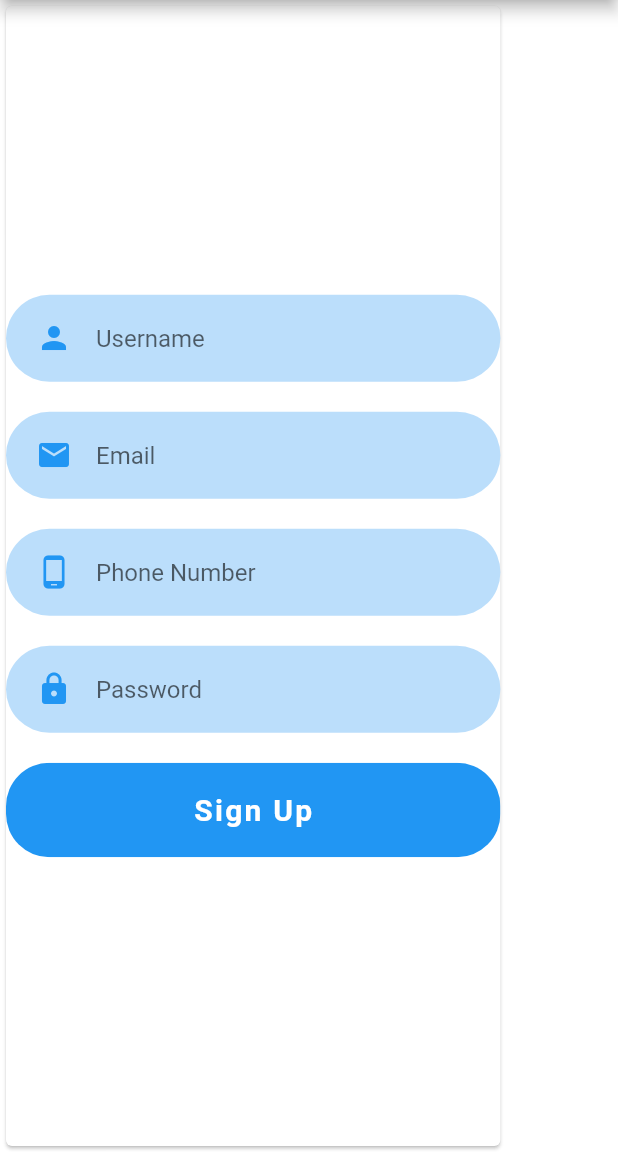
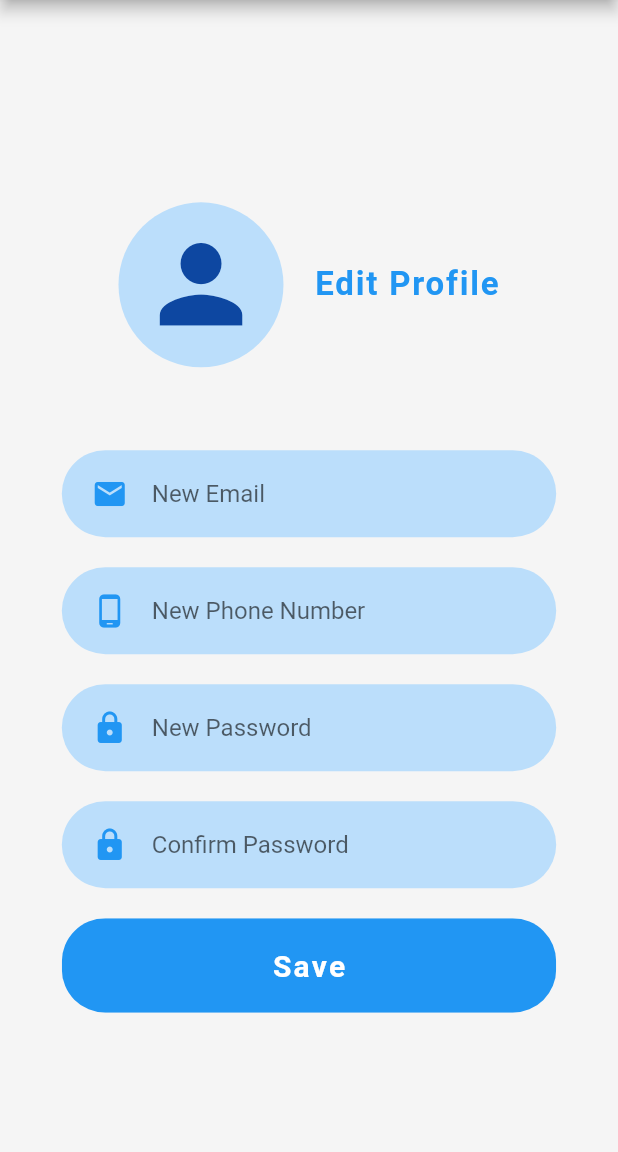
Before and after one commit to YouqinS/ADPProject-NokiaDC, a Flutter app: the Profile screen opened directly, after a tap on "Settings", on a phone screen of 412 x 824 dp, the part 84-1236 px from its top. Run offline on Flutter 3.47's test engine with Material 2 defaults, Android fonts, the phone set to English and light mode, and no system bars; our stand-ins replace image_picker.

Commit message:
settings page UI
*improve settings UI
*improve login/signup (added scroll to fix overflow bug)

```diff
--- a/RasPiFinder/lib/auth/login/login_page.dart
+++ b/RasPiFinder/lib/auth/login/login_page.dart
@@ -24,8 +24,8 @@ class LoginForm extends State<LoginPage> {
     Size size = MediaQuery.of(context).size;
     return Scaffold(
       appBar: piAppBar,
-      backgroundColor: Colors.white,
       body: Card(
+        color: Colors.grey[100],
         child: Form(
           key: formKey,
           child: Column(
@@ -41,6 +41,7 @@ class LoginForm extends State<LoginPage> {
                 validateInput: validateUsernameInput,
               ),
               PasswordInputField(
+                hintText: 'Password',
                 onSaved: (value) {
                   password = value;
                 },
--- a/RasPiFinder/lib/components/password_input_field.dart
+++ b/RasPiFinder/lib/components/password_input_field.dart
@@ -3,12 +3,16 @@ import 'package:flutter/material.dart';
 
 class PasswordInputField extends StatelessWidget {
   final FormFieldSetter<String> onSaved;
+  final ValueChanged<String> onChanged;
   final FormFieldValidator<String> validateInput;
+  final String hintText;
 
   PasswordInputField({
     Key key,
     this.onSaved,
     this.validateInput,
+    this.hintText,
+    this.onChanged,
   }) : super(key: key);
 
   @override
@@ -17,9 +21,10 @@ class PasswordInputField extends StatelessWidget {
       child: TextFormField(
         obscureText: true,
         onSaved: onSaved,
+        onChanged: onChanged,
         cursorColor: Colors.blue,
         decoration: InputDecoration(
-          hintText: "Password",
+          hintText: hintText,
           icon: Icon(
             Icons.lock,
             color: Colors.blue,
--- a/RasPiFinder/lib/home/home_page.dart
+++ b/RasPiFinder/lib/home/home_page.dart
@@ -5,7 +5,6 @@ import 'package:RasPiFinder/components/navigate.dart';
 import 'package:RasPiFinder/profile/profile.dart';
 import 'package:flutter/material.dart';
 import 'package:image_picker/image_picker.dart';
-import 'package:RasPiFinder/app_user/app_user.dart';
 
 class HomePage extends StatefulWidget {
   @override
--- a/RasPiFinder/lib/profile/profile.dart
+++ b/RasPiFinder/lib/profile/profile.dart
@@ -1,6 +1,7 @@
 import 'package:RasPiFinder/auth/login/login_page.dart';
 import 'package:RasPiFinder/components/app_bar.dart';
 import 'package:RasPiFinder/components/navigate.dart';
+import 'package:RasPiFinder/components/rounded_button.dart';
 import 'package:RasPiFinder/profile/setting.dart';
 import 'package:flutter/cupertino.dart';
 import 'package:flutter/material.dart';
@@ -24,8 +25,6 @@ class ProfileState extends State<Profile> {
   Widget build(BuildContext context) {
     Size size = MediaQuery.of(context).size;
     setUserInfo();
-    var textStyle = TextStyle(
-        fontSize: 20.0, fontWeight: FontWeight.w400, color: Colors.blue);
     return Scaffold(
         appBar: piAppBar,
         body: Card(
@@ -40,10 +39,14 @@ class ProfileState extends State<Profile> {
                 //crossAxisAlignment: CrossAxisAlignment.start,
                 children: [
                   //TODO: can be changed to avatar if necessary
-                  Icon(
-                    Icons.person,
-                    color: Colors.blue[900],
-                    size: size.width * 0.2,
+                  CircleAvatar(
+                    radius: 55,
+                    backgroundColor: Colors.blue[100],
+                    child: Icon(
+                      Icons.person,
+                      color: Colors.blue[900],
+                      size: size.height * 0.1,
+                    ),
                   ),
                   Column(
                     children: [
@@ -131,18 +134,12 @@ class ProfileState extends State<Profile> {
                   SizedBox(
                     height: size.height * 0.08,
                   ),
-                  FloatingActionButton.extended(
-                      onPressed: () {
-                        //for temporary testing
-                        navigateToPage(context, LoginPage());
-                      },
-                      label: Text("LOG OUT",
-                          style: TextStyle(
-                            color: Colors.white,
-                            letterSpacing: 1.2,
-                            fontSize: 18,
-                          )
-                      ),
+                  RoundedButton(
+                    text: "LOG OUT",
+                    //TODO connect to DB to store user credentials and status
+                    press: () {
+                      navigateToPage(context, LoginPage());
+                    },
                   ),
                 ],
               ),
--- a/RasPiFinder/lib/profile/setting.dart
+++ b/RasPiFinder/lib/profile/setting.dart
@@ -21,28 +21,55 @@ class SettingsState extends State<Settings> {
   @override
   Widget build(BuildContext context) {
     Size size = MediaQuery.of(context).size;
-    var textStyle = TextStyle(
-        fontSize: 20.0, fontWeight: FontWeight.w400, color: Colors.blue);
     return Scaffold(
       appBar: piAppBar,
-      backgroundColor: Colors.white,
-      body: Card(
-          child: Form(
-            key: formKey,
+      body: SingleChildScrollView(
+        child: Container(
+          color: Colors.grey[100],
+          width: size.width,
+          height: size.height,
           child: Column(
             mainAxisAlignment: MainAxisAlignment.center,
             crossAxisAlignment: CrossAxisAlignment.center,
+            children: [
+              Row(
+                mainAxisAlignment: MainAxisAlignment.center,
+                crossAxisAlignment: CrossAxisAlignment.center,
+                children: [
+                  CircleAvatar(
+                    radius: 55,
+                    backgroundColor: Colors.blue[100],
+                    child: Icon(
+                      Icons.person,
+                      color: Colors.blue[900],
+                      size: size.height * 0.1,
+                    ),
+                  ),
+
+                  SizedBox(width: size.width * 0.05,),
+                  Text(
+                    'Edit Profile',
+                    style: TextStyle(
+                      color: Colors.blue,
+                      fontWeight: FontWeight.bold,
+                      letterSpacing: 1.2,
+                      fontSize: 22,
+                    ),
+                  ),
+                ],
+              ),
+              SizedBox(height: size.height * 0.05,),
+              Card(
+                elevation: 0,
+                color: Colors.grey[100],
+                child:  Form(
+                  key: formKey,
+                  child: Column(
+                    mainAxisAlignment: MainAxisAlignment.spaceEvenly,
+                    crossAxisAlignment: CrossAxisAlignment.center,
                     children: <Widget>[
                       TextInputField(
-                  hintText: "Username",
-                  icon: Icons.person,
-                  onSaved: (value) {
-                    username = value;
-                  },
-                  validateInput: validateUsernameInput,
-                ),
-                TextInputField(
-                  hintText: "Email",
+                        hintText: "New Email",
                         icon: Icons.email,
                         onSaved: (value) {
                           email = value;
@@ -50,7 +77,7 @@ class SettingsState extends State<Settings> {
                         validateInput: validateEmailInput,
                       ),
                       TextInputField(
-                  hintText: "Phone Number",
+                        hintText: "New Phone Number",
                         icon: Icons.phone_android,
                         onSaved: (value) {
                           phone = value;
@@ -58,13 +85,24 @@ class SettingsState extends State<Settings> {
                         validateInput: validatePhoneInput,
                       ),
                       PasswordInputField(
+                        hintText: 'New Password',
+                        onChanged: (value) {
+                          password = value;
+                        },
                         onSaved: (value) {
                           password = value;
                         },
                         validateInput: validatePasswdInput,
                       ),
+                      PasswordInputField(
+                        hintText: 'Confirm Password',
+                        onSaved: (value) {
+                          password = value;
+                        },
+                        validateInput: confirmPasswdInput,
+                      ),
                       RoundedButton(
-                  text: "Sign Up",
+                        text: "Save",
                         //TODO connect to DB to store user credentials and status
                         press: () {
                           submit();
@@ -72,16 +110,14 @@ class SettingsState extends State<Settings> {
                       ),
                     ],
                   ),
-          )
                 ),
-    );;
-  }
 
-  String validateUsernameInput(String username) {
-    if (null == username || username.isEmpty) {
-      return 'Please enter username !';
-    }
-    return null;
+              ),
+            ],
+          ),
+        ),
+      ),
+    );
   }
 
   String validateEmailInput(String email) {
@@ -89,29 +125,33 @@ class SettingsState extends State<Settings> {
         r'^(([^<>()[\]\\.,;:\s@\"]+(\.[^<>()[\]\\.,;:\s@\"]+)*)|(\".+\"))@((\[[0-9]{1,3}\.[0-9]{1,3}\.[0-9]{1,3}\.[0-9]{1,3}\])|(([a-zA-Z\-0-9]+\.)+[a-zA-Z]{2,}))$';
     RegExp regex = new RegExp(pattern);
 
-    if (null == email || email.isEmpty || !regex.hasMatch(email)) {
+    if (null != email && email.isNotEmpty && !regex.hasMatch(email)) {
       return 'Please enter a valid email !';
     }
     return null;
   }
 
-  String validatePhoneInput(String phone) {
-    if (null == phone || phone.isEmpty) {
-      return 'Please enter phone number !';
+  String validatePasswdInput(String password) {
+    String  pattern = r'^(?=.*?[A-Z])(?=.*?[a-z])(?=.*?[0-9])(?=.*?[!@#\$&*~]).{8,}$';
+    RegExp regExp = new RegExp(pattern);
+    if (null != password && password.isNotEmpty && !regExp.hasMatch(password)) {
+      return 'Password needs to contain at least 8 characters,\n'
+          'with at least one big letter, one small letter,\n'
+          'one special character and one number!';
     }
     return null;
   }
 
-  String validatePasswdInput(String password) {
-    if (null == password || password.isEmpty) {
-      return 'Please enter password !';
+  String confirmPasswdInput(String password2) {
+    if (null != password && password.isNotEmpty && password != password2) {
+      return 'Passwords do not match!';
     }
-    String  pattern = r'^(?=.*?[A-Z])(?=.*?[a-z])(?=.*?[0-9])(?=.*?[!@#\$&*~]).{8,}$';
-    RegExp regExp = new RegExp(pattern);
-    if (!regExp.hasMatch(password)) {
-      return 'Password needs to contain at least 8 characters,\n'
-          'with at least one big letter, one small letter,\n'
-          'one special character and one number!';
+    return null;
+  }
+
+  String validatePhoneInput(String phone) {
+    if (null != phone && phone.isNotEmpty && phone.length < 10) {
+      return 'A valid Finnish phone number contains at least 10 numbers!';
     }
     return null;
   }
```
Also changed, not shown: RasPiFinder/lib/app_user/app_user.dart (+11 -4 lines), RasPiFinder/lib/auth/signup/signup_page.dart (+17 -18 lines). Lines whose indentation alone changed are shown as unchanged.
